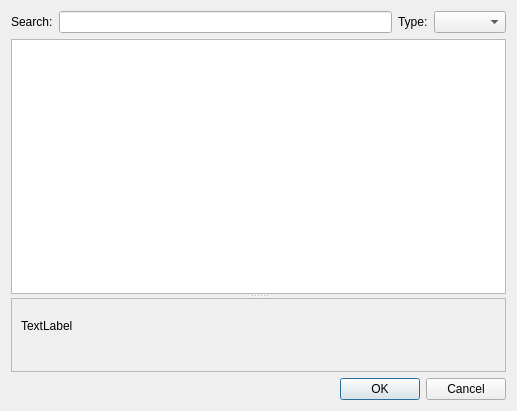
Old version of the form designer/share.ui in the repository ludiosarchive/anki.
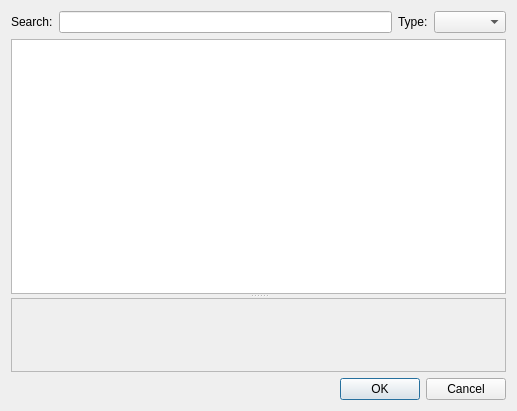
New version of the form.

```diff
--- a/designer/share.ui
+++ b/designer/share.ui
@@ -73,9 +73,9 @@
        </property>
        <layout class="QVBoxLayout" name="verticalLayout_2" >
         <item>
-         <widget class="QLabel" name="bottomLabel" >
-          <property name="text" >
-           <string>TextLabel</string>
+         <widget class="QLabel" name="bottomLabel">
+          <property name="text">
+           <string/>
           </property>
          </widget>
         </item>
```
Left out of the diff: 65 changed lines with no effect on the pictures.
